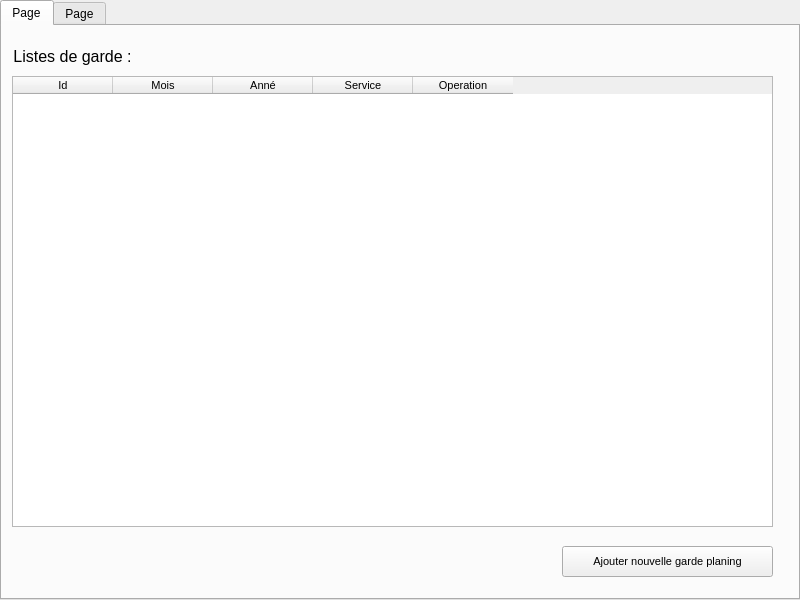
First picture: the form in ui/urgence.ui, repository otmanLAHRECHE/EPSP_Garde_Project, before the edit.
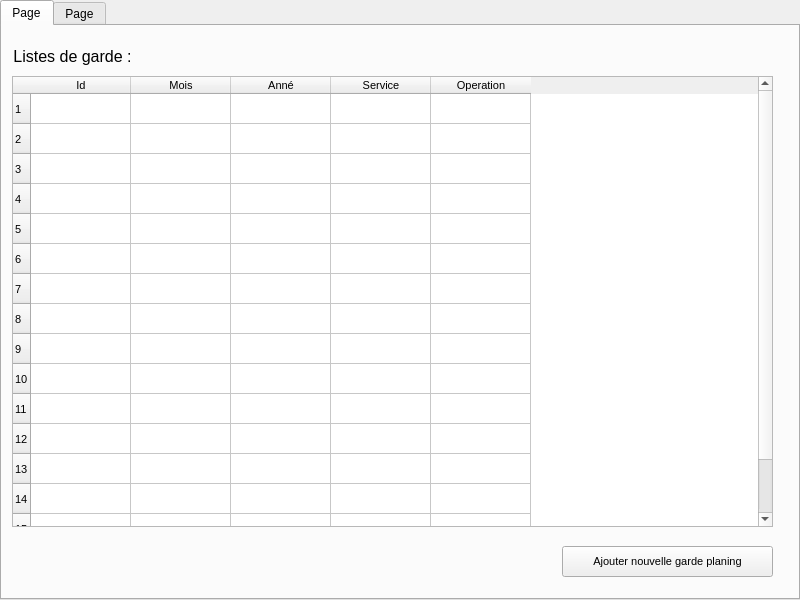
Second picture: the form after the edit. Icons and pictures are not drawn.

```diff
--- a/ui/urgence.ui
+++ b/ui/urgence.ui
@@ -110,6 +110,95 @@
         <verstretch>0</verstretch>
        </sizepolicy>
       </property>
+      <property name="editTriggers">
+       <set>QAbstractItemView::NoEditTriggers</set>
+      </property>
+      <property name="selectionMode">
+       <enum>QAbstractItemView::NoSelection</enum>
+      </property>
+      <property name="selectionBehavior">
+       <enum>QAbstractItemView::SelectRows</enum>
+      </property>
+      <row>
+       <property name="text">
+        <string>1</string>
+       </property>
+      </row>
+      <row>
+       <property name="text">
+        <string>2</string>
+       </property>
+      </row>
+      <row>
+       <property name="text">
+        <string>3</string>
+       </property>
+      </row>
+      <row>
+       <property name="text">
+        <string>4</string>
+       </property>
+      </row>
+      <row>
+       <property name="text">
+        <string>5</string>
+       </property>
+      </row>
+      <row>
+       <property name="text">
+        <string>6</string>
+       </property>
+      </row>
+      <row>
+       <property name="text">
+        <string>7</string>
+       </property>
+      </row>
+      <row>
+       <property name="text">
+        <string>8</string>
+       </property>
+      </row>
+      <row>
+       <property name="text">
+        <string>9</string>
+       </property>
+      </row>
+      <row>
+       <property name="text">
+        <string>10</string>
+       </property>
+      </row>
+      <row>
+       <property name="text">
+        <string>11</string>
+       </property>
+      </row>
+      <row>
+       <property name="text">
+        <string>12</string>
+       </property>
+      </row>
+      <row>
+       <property name="text">
+        <string>13</string>
+       </property>
+      </row>
+      <row>
+       <property name="text">
+        <string>14</string>
+       </property>
+      </row>
+      <row>
+       <property name="text">
+        <string>15</string>
+       </property>
+      </row>
+      <row>
+       <property name="text">
+        <string>16</string>
+       </property>
+      </row>
       <column>
        <property name="text">
         <string>Id</string>
```
